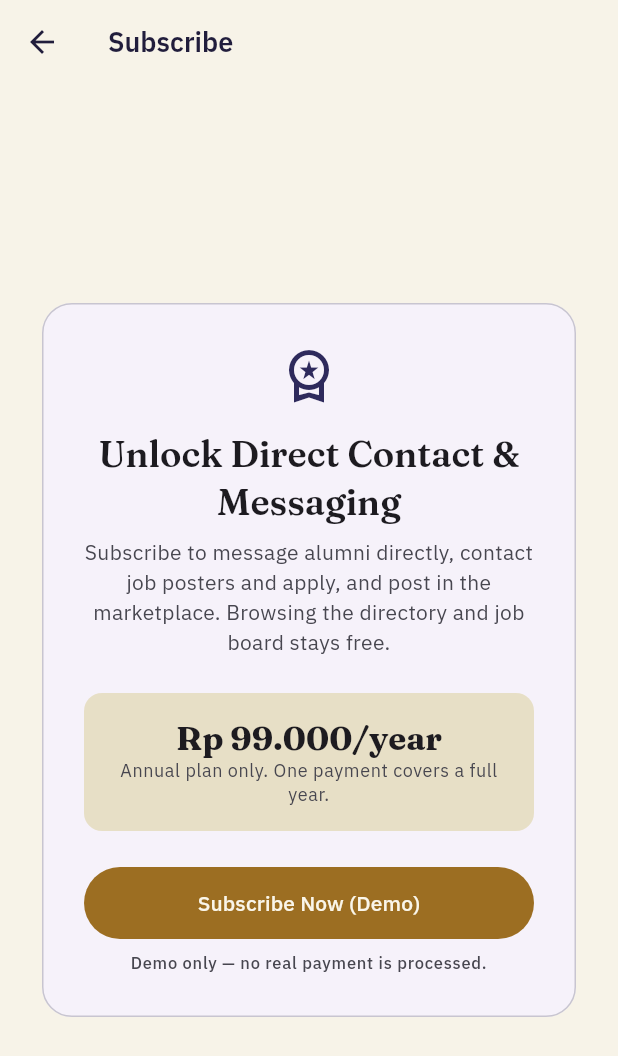
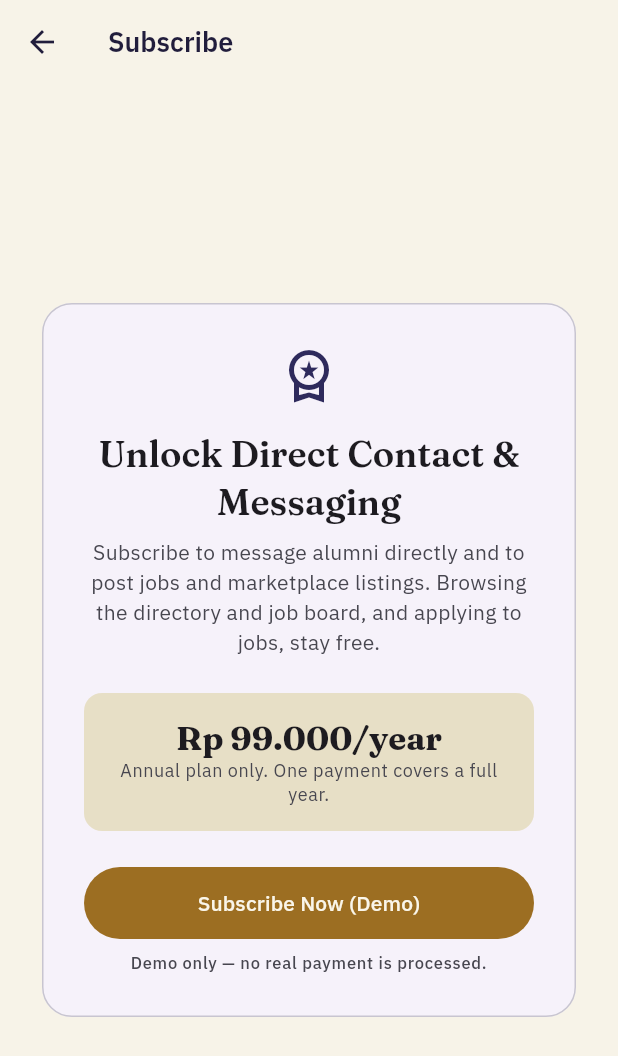
Before and after one commit to FarrelAlfarabi/Undip-Alumni-Connect, a Flutter app: the SubscribeScreen screen opened directly with empty values, on a phone screen of 412 x 824 dp. Shown: the top 1056 px of the screen. Run offline on Flutter 3.47's test engine with Material 3 defaults, Android fonts, the phone set to English and light mode, and no system bars; our stand-ins replace file_picker, flutter_dotenv, flutter_secure_storage, google_fonts, local_auth, supabase_flutter; accounts and stored records are empty.

Commit message:
Move subscription requirement from job seekers to job posters
Job contact info and Apply are now free. Posting a job shows the
Subscribers only gate (ensureSubscriber now takes a reason string).
Subscribe screen copy and DEMO_SCRIPT updated.

Co-Authored-By: Claude Sonnet 5.5 <noreply@anthropic.com>
Claude-Session: https://claude.ai/code/session_01VbfSuEMzK62LHgMMyg1YNn

```diff
--- a/lib/screens/job_board_screen.dart
+++ b/lib/screens/job_board_screen.dart
@@ -3,6 +3,7 @@ import 'package:supabase_flutter/supabase_flutter.dart';
 
 import '../widgets/filter_dropdown.dart';
 import 'job_detail_screen.dart';
+import 'marketplace_gate.dart';
 import 'notifications_screen.dart';
 import 'post_job_screen.dart';
 import '../util/friendly_error.dart';
@@ -125,6 +126,16 @@ class _JobBoardScreenState extends State<JobBoardScreen> {
   }
 
   Future<void> _postJob() async {
+    if (!await ensureSubscriber(
+      context,
+      widget.currentUser,
+      reason:
+          'Posting a job is for subscribers. Browsing jobs and applying '
+          'stay free for everyone.',
+    )) {
+      return;
+    }
+    if (!mounted) return;
     final posted = await Navigator.of(context).push<bool>(
       MaterialPageRoute(
         builder: (_) =>
--- a/lib/screens/subscribe_screen.dart
+++ b/lib/screens/subscribe_screen.dart
@@ -5,8 +5,8 @@ import '../util/friendly_error.dart';
 
 /// Visual-only subscription paywall (demo scope). No real payment — tapping
 /// "Subscribe" just flips alumni_profiles.subscription_status to
-/// 'subscribed' directly. Shared by the job-contact gate and the messaging
-/// gate, matching the pitch deck's "Subscribe to message alumni directly"
+/// 'subscribed' directly. Shared by the job-posting, marketplace-posting and
+/// messaging gates, matching the pitch deck's "Subscribe to message alumni directly"
 /// paywall screen.
 class SubscribeScreen extends StatefulWidget {
   const SubscribeScreen({super.key, required this.profile});
@@ -84,9 +84,9 @@ class _SubscribeScreenState extends State<SubscribeScreen> {
                       ),
                       const SizedBox(height: 8),
                       Text(
-                        'Subscribe to message alumni directly, contact job '
-                        'posters and apply, and post in the marketplace. '
-                        'Browsing the directory and job board stays free.',
+                        'Subscribe to message alumni directly and to post jobs and '
+                        'marketplace listings. Browsing the directory and job '
+                        'board, and applying to jobs, stay free.',
                         style: theme.textTheme.bodyMedium?.copyWith(
                           color: theme.colorScheme.onSurfaceVariant,
                         ),
```
Also changed, not shown: lib/screens/job_detail_screen.dart (+8 -56 lines), lib/screens/marketplace_gate.dart (+10 -10 lines), 1 other file.
